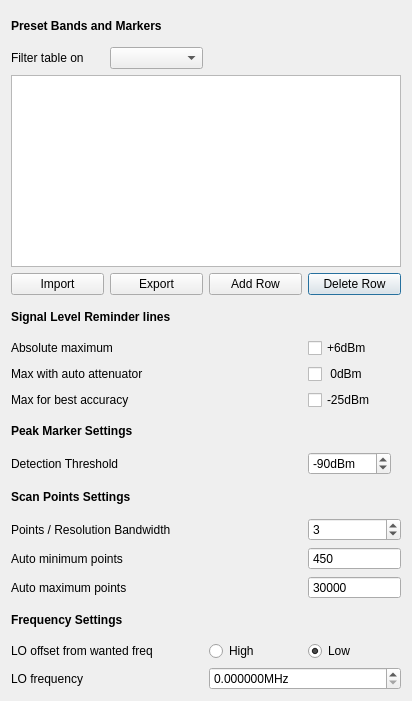
Old version of the form preferences.ui in the repository g4ixt/QtTinySA.
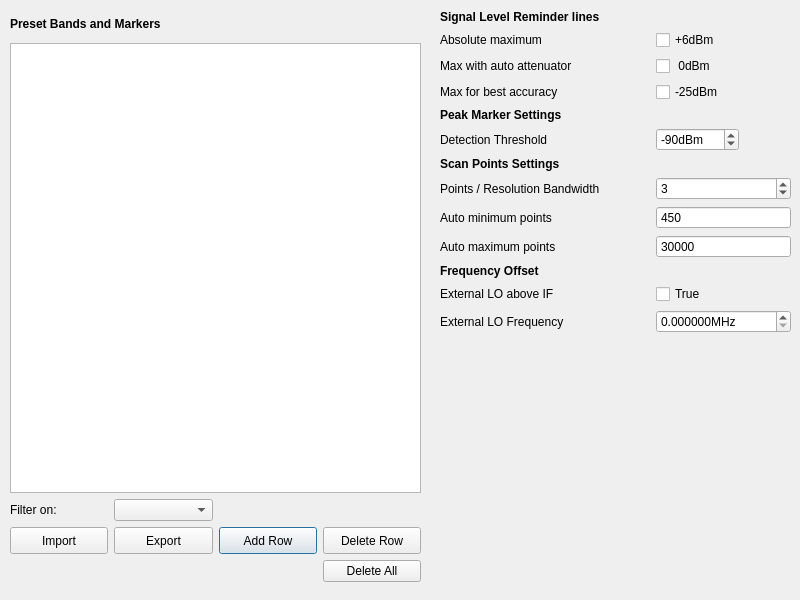
New version of the form.

```diff
--- a/preferences.ui
+++ b/preferences.ui
@@ -6,38 +6,31 @@
    <rect>
     <x>0</x>
     <y>0</y>
-    <width>412</width>
-    <height>701</height>
+    <width>800</width>
+    <height>600</height>
    </rect>
   </property>
   <property name="windowTitle">
    <string>Preferences</string>
   </property>
-  <layout class="QGridLayout" name="gridLayout_2">
-   <item row="0" column="0">
+  <widget class="QWidget" name="layoutWidget">
+   <property name="geometry">
+    <rect>
+     <x>10</x>
+     <y>10</y>
+     <width>411</width>
+     <height>572</height>
+    </rect>
+   </property>
     <layout class="QGridLayout" name="gridLayout">
-     <item row="17" column="3">
-      <widget class="QRadioButton" name="lowLO">
-       <property name="text">
-        <string>Low</string>
-       </property>
-       <property name="checked">
-        <bool>true</bool>
-       </property>
-       <attribute name="buttonGroup">
-        <string notr="true">buttonGroup</string>
-       </attribute>
-      </widget>
-     </item>
-     <item row="14" column="0" colspan="2">
-      <widget class="QLabel" name="label_3">
-       <property name="text">
-        <string>Auto minimum points</string>
-       </property>
-      </widget>
-     </item>
-     <item row="16" column="0" colspan="2">
-      <widget class="QLabel" name="label_14">
+    <item row="0" column="0" colspan="3">
+     <widget class="QLabel" name="label_5">
+      <property name="sizePolicy">
+       <sizepolicy hsizetype="Preferred" vsizetype="Preferred">
+        <horstretch>0</horstretch>
+        <verstretch>0</verstretch>
+       </sizepolicy>
+      </property>
        <property name="font">
         <font>
          <weight>75</weight>
@@ -45,27 +38,49 @@
         </font>
        </property>
        <property name="text">
-        <string>Frequency Settings</string>
+       <string>Preset Bands and Markers</string>
        </property>
       </widget>
      </item>
-     <item row="2" column="0" rowspan="2" colspan="4">
+    <item row="4" column="2">
+     <widget class="QPushButton" name="addRow">
+      <property name="enabled">
+       <bool>true</bool>
+      </property>
+      <property name="sizePolicy">
+       <sizepolicy hsizetype="Preferred" vsizetype="Preferred">
+        <horstretch>0</horstretch>
+        <verstretch>0</verstretch>
+       </sizepolicy>
+      </property>
+      <property name="text">
+       <string>Add Row</string>
+      </property>
+     </widget>
+    </item>
+    <item row="1" column="0" rowspan="2" colspan="4">
       <widget class="QTableView" name="freqBands">
        <property name="sizePolicy">
-        <sizepolicy hsizetype="Expanding" vsizetype="Expanding">
+       <sizepolicy hsizetype="Expanding" vsizetype="Fixed">
          <horstretch>0</horstretch>
          <verstretch>0</verstretch>
         </sizepolicy>
        </property>
-      </widget>
-     </item>
-     <item row="5" column="3">
+      <property name="minimumSize">
+       <size>
+        <width>0</width>
+        <height>450</height>
+       </size>
+      </property>
+     </widget>
+    </item>
+    <item row="4" column="3">
       <widget class="QPushButton" name="deleteRow">
        <property name="enabled">
         <bool>true</bool>
        </property>
        <property name="sizePolicy">
-        <sizepolicy hsizetype="MinimumExpanding" vsizetype="Fixed">
+       <sizepolicy hsizetype="Preferred" vsizetype="Preferred">
          <horstretch>0</horstretch>
          <verstretch>0</verstretch>
         </sizepolicy>
@@ -75,65 +90,74 @@
        </property>
       </widget>
      </item>
-     <item row="13" column="0" colspan="2">
-      <widget class="QLabel" name="label">
+    <item row="5" column="3">
+     <widget class="QPushButton" name="deleteAll">
        <property name="text">
-        <string>Points / Resolution Bandwidth</string>
+       <string>Delete All</string>
        </property>
       </widget>
      </item>
-     <item row="11" column="0" colspan="2">
-      <widget class="QLabel" name="label_2">
-       <property name="text">
-        <string>Detection Threshold</string>
-       </property>
-      </widget>
-     </item>
-     <item row="8" column="0" colspan="2">
-      <widget class="QLabel" name="label_10">
-       <property name="text">
-        <string>Max with auto attenuator</string>
-       </property>
-      </widget>
-     </item>
-     <item row="5" column="2">
-      <widget class="QPushButton" name="addRow">
-       <property name="enabled">
-        <bool>true</bool>
-       </property>
-       <property name="sizePolicy">
-        <sizepolicy hsizetype="MinimumExpanding" vsizetype="Fixed">
-         <horstretch>0</horstretch>
-         <verstretch>0</verstretch>
-        </sizepolicy>
-       </property>
-       <property name="text">
-        <string>Add Row</string>
-       </property>
-      </widget>
-     </item>
-     <item row="7" column="0" colspan="2">
-      <widget class="QLabel" name="label_11">
-       <property name="text">
-        <string>Absolute maximum</string>
-       </property>
-      </widget>
-     </item>
-     <item row="17" column="0" colspan="2">
-      <widget class="QLabel" name="label_13">
-       <property name="text">
-        <string>LO offset from wanted freq</string>
-       </property>
-      </widget>
-     </item>
-     <item row="1" column="0">
+    <item row="3" column="0">
       <widget class="QLabel" name="label_12">
+      <property name="sizePolicy">
+       <sizepolicy hsizetype="Preferred" vsizetype="Preferred">
+        <horstretch>0</horstretch>
+        <verstretch>0</verstretch>
+       </sizepolicy>
+      </property>
        <property name="text">
-        <string>Filter table on</string>
+       <string>Filter on:</string>
        </property>
       </widget>
      </item>
-     <item row="8" column="3">
+    <item row="3" column="1">
+     <widget class="QComboBox" name="filterBox"/>
+    </item>
+    <item row="4" column="1">
+     <widget class="QPushButton" name="exportButton">
+      <property name="enabled">
+       <bool>true</bool>
+      </property>
+      <property name="sizePolicy">
+       <sizepolicy hsizetype="Preferred" vsizetype="Preferred">
+        <horstretch>0</horstretch>
+        <verstretch>0</verstretch>
+       </sizepolicy>
+      </property>
+      <property name="text">
+       <string>Export</string>
+      </property>
+     </widget>
+    </item>
+    <item row="4" column="0">
+     <widget class="QPushButton" name="importButton">
+      <property name="enabled">
+       <bool>true</bool>
+      </property>
+      <property name="sizePolicy">
+       <sizepolicy hsizetype="Preferred" vsizetype="Preferred">
+        <horstretch>0</horstretch>
+        <verstretch>0</verstretch>
+       </sizepolicy>
+      </property>
+      <property name="text">
+       <string>Import</string>
+      </property>
+     </widget>
+    </item>
+   </layout>
+  </widget>
+  <widget class="QWidget" name="layoutWidget">
+   <property name="geometry">
+    <rect>
+     <x>440</x>
+     <y>10</y>
+     <width>351</width>
+     <height>571</height>
+    </rect>
+   </property>
+   <layout class="QGridLayout" name="gridLayout_2">
+    <item row="2" column="1">
       <widget class="QCheckBox" name="zeroLine">
        <property name="text">
         <string> 0dBm</string>
@@ -143,28 +167,31 @@
        </property>
       </widget>
      </item>
-     <item row="17" column="2">
-      <widget class="QRadioButton" name="highLO">
+    <item row="7" column="0">
+     <widget class="QLabel" name="label">
        <property name="text">
-        <string>High</string>
-       </property>
-       <attribute name="buttonGroup">
-        <string notr="true">buttonGroup</string>
-       </attribute>
-      </widget>
-     </item>
-     <item row="9" column="3">
-      <widget class="QCheckBox" name="neg25Line">
-       <property name="text">
-        <string>-25dBm</string>
-       </property>
-       <property name="checked">
-        <bool>false</bool>
+       <string>Points / Resolution Bandwidth</string>
+      </property>
+     </widget>
+    </item>
+    <item row="8" column="1">
+     <widget class="QSpinBox" name="minPoints">
+      <property name="buttonSymbols">
+       <enum>QAbstractSpinBox::NoButtons</enum>
+      </property>
+      <property name="minimum">
+       <number>25</number>
+      </property>
+      <property name="maximum">
+       <number>450</number>
+      </property>
+      <property name="value">
+       <number>450</number>
        </property>
       </widget>
      </item>
      <item row="10" column="0" colspan="2">
-      <widget class="QLabel" name="label_7">
+     <widget class="QLabel" name="label_14">
        <property name="font">
         <font>
          <weight>75</weight>
@@ -172,57 +199,11 @@
         </font>
        </property>
        <property name="text">
-        <string>Peak Marker Settings</string>
+       <string>Frequency Offset </string>
        </property>
       </widget>
      </item>
-     <item row="5" column="0">
-      <widget class="QPushButton" name="importButton">
-       <property name="enabled">
-        <bool>true</bool>
-       </property>
-       <property name="sizePolicy">
-        <sizepolicy hsizetype="MinimumExpanding" vsizetype="Fixed">
-         <horstretch>0</horstretch>
-         <verstretch>0</verstretch>
-        </sizepolicy>
-       </property>
-       <property name="text">
-        <string>Import</string>
-       </property>
-      </widget>
-     </item>
-     <item row="1" column="1">
-      <widget class="QComboBox" name="filterBox"/>
-     </item>
-     <item row="15" column="0" colspan="2">
-      <widget class="QLabel" name="label_4">
-       <property name="text">
-        <string>Auto maximum points</string>
-       </property>
-      </widget>
-     </item>
-     <item row="9" column="0" colspan="2">
-      <widget class="QLabel" name="label_9">
-       <property name="text">
-        <string>Max for best accuracy</string>
-       </property>
-      </widget>
-     </item>
-     <item row="0" column="0" colspan="2">
-      <widget class="QLabel" name="label_5">
-       <property name="font">
-        <font>
-         <weight>75</weight>
-         <bold>true</bold>
-        </font>
-       </property>
-       <property name="text">
-        <string>Preset Bands and Markers</string>
-       </property>
-      </widget>
-     </item>
-     <item row="11" column="3">
+    <item row="5" column="1">
       <widget class="QSpinBox" name="peakThreshold">
        <property name="sizePolicy">
         <sizepolicy hsizetype="Minimum" vsizetype="Fixed">
@@ -258,49 +239,39 @@
        </property>
       </widget>
      </item>
-     <item row="15" column="3">
-      <widget class="QSpinBox" name="maxPoints">
-       <property name="buttonSymbols">
-        <enum>QAbstractSpinBox::NoButtons</enum>
-       </property>
-       <property name="minimum">
-        <number>25</number>
-       </property>
-       <property name="maximum">
-        <number>100000</number>
-       </property>
-       <property name="value">
-        <number>30000</number>
-       </property>
-      </widget>
-     </item>
-     <item row="7" column="3">
-      <widget class="QCheckBox" name="plus6Line">
-       <property name="text">
-        <string>+6dBm</string>
-       </property>
-       <property name="checked">
-        <bool>false</bool>
-       </property>
-      </widget>
-     </item>
-     <item row="14" column="3">
-      <widget class="QSpinBox" name="minPoints">
-       <property name="buttonSymbols">
-        <enum>QAbstractSpinBox::NoButtons</enum>
-       </property>
+    <item row="16" column="0">
+     <spacer name="verticalSpacer_2">
+      <property name="orientation">
+       <enum>Qt::Vertical</enum>
+      </property>
+      <property name="sizeHint" stdset="0">
+       <size>
+        <width>20</width>
+        <height>40</height>
+       </size>
+      </property>
+     </spacer>
+    </item>
+    <item row="12" column="1">
+     <widget class="QDoubleSpinBox" name="freqLO">
+      <property name="suffix">
+       <string>MHz</string>
+      </property>
+      <property name="decimals">
+       <number>6</number>
+      </property>
        <property name="minimum">
-        <number>25</number>
+       <double>0.000000000000000</double>
        </property>
        <property name="maximum">
-        <number>450</number>
+       <double>100000.000000000000000</double>
        </property>
        <property name="value">
-        <number>450</number>
+       <double>0.000000000000000</double>
        </property>
       </widget>
      </item>
-     <item row="13" column="3">
+    <item row="7" column="1">
       <widget class="QSpinBox" name="rbw_x">
        <property name="minimum">
         <number>2</number>
@@ -313,7 +284,14 @@
        </property>
       </widget>
      </item>
-     <item row="12" column="0" colspan="2">
+    <item row="9" column="0">
+     <widget class="QLabel" name="label_4">
+      <property name="text">
+       <string>Auto maximum points</string>
+      </property>
+     </widget>
+    </item>
+    <item row="6" column="0">
       <widget class="QLabel" name="label_8">
        <property name="font">
         <font>
@@ -326,7 +304,7 @@
        </property>
       </widget>
      </item>
-     <item row="6" column="0" colspan="3">
+    <item row="0" column="0" colspan="2">
       <widget class="QLabel" name="label_6">
        <property name="font">
         <font>
@@ -339,48 +317,120 @@
        </property>
       </widget>
      </item>
-     <item row="5" column="1">
-      <widget class="QPushButton" name="exportButton">
-       <property name="enabled">
-        <bool>true</bool>
-       </property>
-       <property name="sizePolicy">
-        <sizepolicy hsizetype="MinimumExpanding" vsizetype="Fixed">
-         <horstretch>0</horstretch>
-         <verstretch>0</verstretch>
-        </sizepolicy>
-       </property>
+    <item row="3" column="1">
+     <widget class="QCheckBox" name="neg25Line">
+      <property name="text">
+       <string>-25dBm</string>
+      </property>
+      <property name="checked">
+       <bool>false</bool>
+      </property>
+     </widget>
+    </item>
+    <item row="1" column="0">
+     <widget class="QLabel" name="label_11">
        <property name="text">
-        <string>Export</string>
+       <string>Absolute maximum</string>
        </property>
       </widget>
      </item>
-     <item row="18" column="0" colspan="2">
+    <item row="3" column="0">
+     <widget class="QLabel" name="label_9">
+      <property name="text">
+       <string>Max for best accuracy</string>
+      </property>
+     </widget>
+    </item>
+    <item row="11" column="0">
       <widget class="QLabel" name="label_15">
        <property name="text">
-        <string>LO frequency</string>
+       <string>External LO above IF</string>
        </property>
       </widget>
      </item>
-     <item row="18" column="2" colspan="2">
-      <widget class="QDoubleSpinBox" name="freqLO">
-       <property name="suffix">
-        <string>MHz</string>
-       </property>
-       <property name="decimals">
-        <number>6</number>
+    <item row="1" column="1">
+     <widget class="QCheckBox" name="plus6Line">
+      <property name="text">
+       <string>+6dBm</string>
+      </property>
+      <property name="checked">
+       <bool>false</bool>
+      </property>
+     </widget>
+    </item>
+    <item row="13" column="0">
+     <widget class="QLabel" name="label_13">
+      <property name="text">
+       <string/>
+      </property>
+     </widget>
+    </item>
+    <item row="5" column="0">
+     <widget class="QLabel" name="label_2">
+      <property name="text">
+       <string>Detection Threshold</string>
+      </property>
+     </widget>
+    </item>
+    <item row="2" column="0">
+     <widget class="QLabel" name="label_10">
+      <property name="text">
+       <string>Max with auto attenuator</string>
+      </property>
+     </widget>
+    </item>
+    <item row="9" column="1">
+     <widget class="QSpinBox" name="maxPoints">
+      <property name="buttonSymbols">
+       <enum>QAbstractSpinBox::NoButtons</enum>
+      </property>
+      <property name="minimum">
+       <number>25</number>
        </property>
        <property name="maximum">
-        <double>100000.000000000000000</double>
+       <number>100000</number>
        </property>
        <property name="value">
-        <double>0.000000000000000</double>
+       <number>30000</number>
        </property>
       </widget>
      </item>
-    </layout>
-   </item>
-  </layout>
+    <item row="4" column="0">
+     <widget class="QLabel" name="label_7">
+      <property name="font">
+       <font>
+        <weight>75</weight>
+        <bold>true</bold>
+       </font>
+      </property>
+      <property name="text">
+       <string>Peak Marker Settings</string>
+      </property>
+     </widget>
+    </item>
+    <item row="8" column="0">
+     <widget class="QLabel" name="label_3">
+      <property name="text">
+       <string>Auto minimum points</string>
+      </property>
+     </widget>
+    </item>
+    <item row="12" column="0">
+     <widget class="QLabel" name="label_16">
+      <property name="text">
+       <string>External LO Frequency</string>
+      </property>
+     </widget>
+    </item>
+    <item row="11" column="1">
+     <widget class="QCheckBox" name="highLO">
+      <property name="text">
+       <string>True</string>
+      </property>
+     </widget>
+    </item>
+   </layout>
+  </widget>
  </widget>
  <resources/>
  <connections/>
```
Left out of the diff: 3 changed lines with no effect on the pictures. Lines whose indentation alone changed are shown as unchanged.
